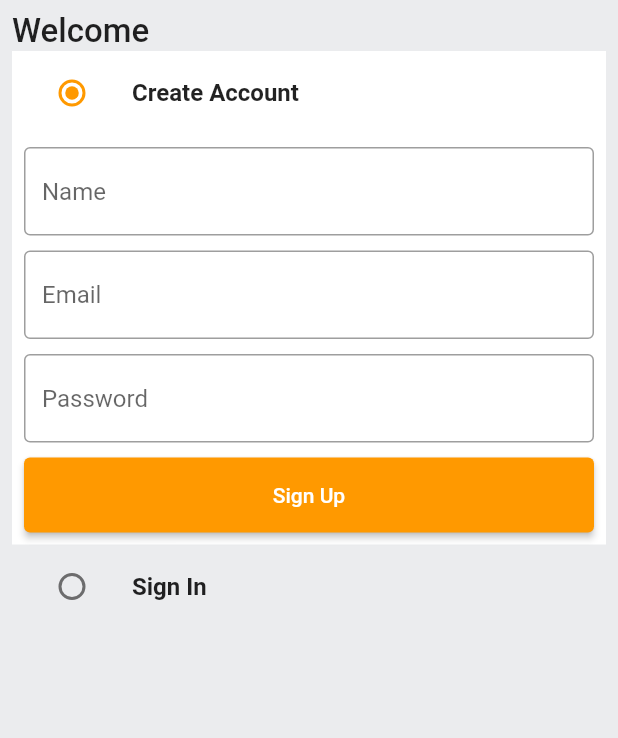
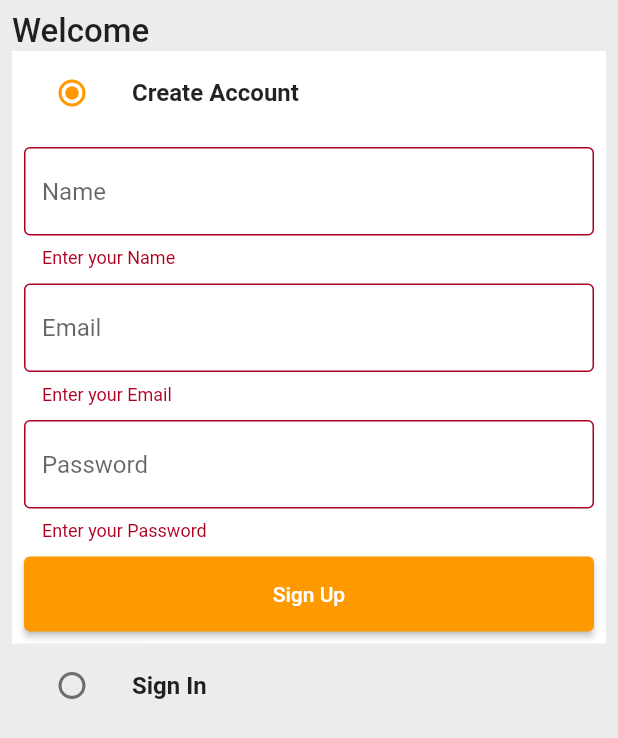
Before and after one commit to SagarM21/ShopXpress, a Flutter app: the screen it shows after launch, after a tap on "Sign Up", on a phone screen of 412 x 824 dp. Shown: the top 738 px of the screen. Run offline on Flutter 3.47's test engine with Material 2 defaults, Android fonts, the phone set to English and light mode, and no system bars; our stand-ins replace flutter_dotenv.

Commit message:
add: sign up functionality done

```diff
--- a/lib/common/widgets/custom_textfield.dart
+++ b/lib/common/widgets/custom_textfield.dart
@@ -23,7 +23,12 @@ class CustomTextField extends StatelessWidget {
           borderSide: BorderSide(color: Colors.black38),
         ),
       ),
-      validator: (val) {},
+      validator: (val) {
+        if (val == null || val.isEmpty) {
+          return 'Enter your $hintText';
+        }
+        return null;
+      },
     );
   }
 }
--- a/lib/constants/global_variables.dart
+++ b/lib/constants/global_variables.dart
@@ -1,6 +1,9 @@
 import 'package:flutter/material.dart';
+import 'package:flutter_dotenv/flutter_dotenv.dart';
 
-String uri = 'http://<yourip>:3000';
+var host = dotenv.env['IP'];
+
+String uri = 'http://${host}:3000';
 
 class GlobalVariables {
   // COLORS
--- a/lib/features/auth/screens/auth_screen.dart
+++ b/lib/features/auth/screens/auth_screen.dart
@@ -1,6 +1,7 @@
 import 'package:amazon/common/widgets/custom_button.dart';
 import 'package:amazon/common/widgets/custom_textfield.dart';
 import 'package:amazon/constants/global_variables.dart';
+import 'package:amazon/features/auth/services/auth_service.dart';
 import 'package:flutter/material.dart';
 
 enum Auth { signIn, signUp }
@@ -18,6 +19,7 @@ class _AuthScreenState extends State<AuthScreen> {
   final _signUpFormKey = GlobalKey<FormState>();
   final _signInFormKey = GlobalKey<FormState>();
 
+  final AuthService authService = AuthService();
   final TextEditingController _emailController = TextEditingController();
   final TextEditingController _passwordController = TextEditingController();
   final TextEditingController _nameController = TextEditingController();
@@ -28,6 +30,14 @@ class _AuthScreenState extends State<AuthScreen> {
     _emailController.dispose();
     _nameController.dispose();
     _passwordController.dispose();
+  }
+
+  void signUpUser() {
+    authService.signUpUser(
+        context: context,
+        email: _emailController.text,
+        password: _passwordController.text,
+        name: _nameController.text);
   }
 
   @override
@@ -42,7 +52,10 @@ class _AuthScreenState extends State<AuthScreen> {
           children: [
             const Text(
               'Welcome',
-              style: TextStyle(fontSize: 22, fontWeight: FontWeight.w500),
+              style: TextStyle(
+                fontSize: 22,
+                fontWeight: FontWeight.w500,
+              ),
             ),
             ListTile(
               tileColor: _auth == Auth.signUp
@@ -92,7 +105,13 @@ class _AuthScreenState extends State<AuthScreen> {
                       const SizedBox(
                         height: 10,
                       ),
-                      CustomButton(text: 'Sign Up', onTap: () {})
+                      CustomButton(
+                          text: 'Sign Up',
+                          onTap: () {
+                            if (_signUpFormKey.currentState!.validate()) {
+                              signUpUser();
+                            }
+                          })
                     ],
                   ),
                 ),
--- a/lib/main.dart
+++ b/lib/main.dart
@@ -2,8 +2,10 @@ import 'package:amazon/constants/global_variables.dart';
 import 'package:amazon/features/auth/screens/auth_screen.dart';
 import 'package:amazon/router.dart';
 import 'package:flutter/material.dart';
+import 'package:flutter_dotenv/flutter_dotenv.dart';
 
-void main() {
+void main() async {
+  await dotenv.load(fileName: '.env');
   runApp(const MyApp());
 }
 
--- /dev/null
+++ b/lib/models/user.dart
@@ -0,0 +1,79 @@
+import 'dart:convert';
+
+class User {
+  final String id;
+  final String name;
+  final String email;
+  final String password;
+  final String address;
+  final String type;
+  final String token;
+  final List<dynamic> cart;
+
+  User({
+    required this.id,
+    required this.name,
+    required this.email,
+    required this.password,
+    required this.address,
+    required this.type,
+    required this.token,
+    required this.cart,
+  });
+
+  Map<String, dynamic> toMap() {
+    return {
+      'id': id,
+      'name': name,
+      'email': email,
+      'password': password,
+      'address': address,
+      'type': type,
+      'token': token,
+      'cart': cart,
+    };
+  }
+
+  factory User.fromMap(Map<String, dynamic> map) {
+    return User(
+      id: map['_id'] ?? '',
+      name: map['name'] ?? '',
+      email: map['email'] ?? '',
+      password: map['password'] ?? '',
+      address: map['address'] ?? '',
+      type: map['type'] ?? '',
+      token: map['token'] ?? '',
+      cart: List<Map<String, dynamic>>.from(
+        map['cart']?.map(
+          (x) => Map<String, dynamic>.from(x),
+        ),
+      ),
+    );
+  }
+
+  String toJson() => json.encode(toMap());
+
+  factory User.fromJson(String source) => User.fromMap(json.decode(source));
+
+  User copyWith({
+    String? id,
+    String? name,
+    String? email,
+    String? password,
+    String? address,
+    String? type,
+    String? token,
+    List<dynamic>? cart,
+  }) {
+    return User(
+      id: id ?? this.id,
+      name: name ?? this.name,
+      email: email ?? this.email,
+      password: password ?? this.password,
+      address: address ?? this.address,
+      type: type ?? this.type,
+      token: token ?? this.token,
+      cart: cart ?? this.cart,
+    );
+  }
+}
```
Also changed, not shown: lib/constants/error_handling.dart (added, +25 -0 lines), lib/constants/utils.dart (added, +9 -0 lines), lib/features/auth/services/auth_service.dart (added, +46 -0 lines), pubspec.yaml (+6 -6 lines), pubspec.lock, 1 other file.
